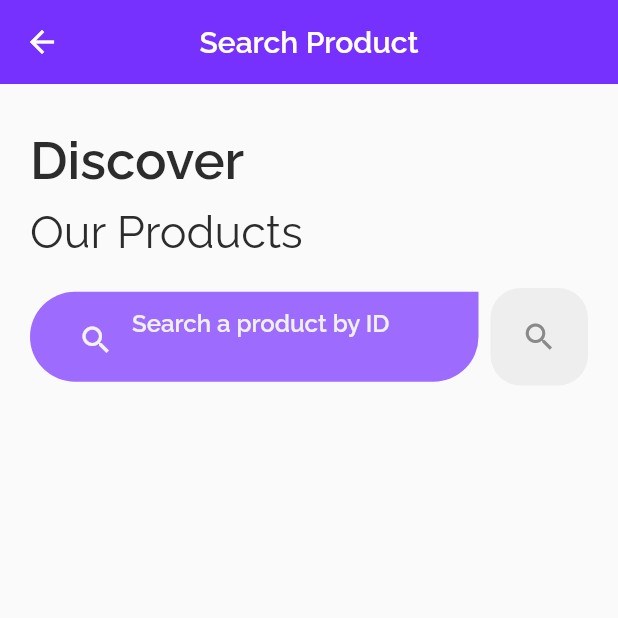
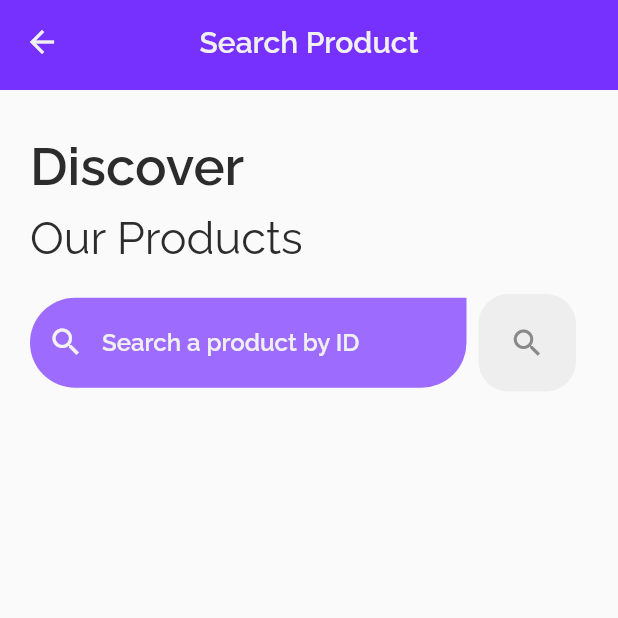
Before and after one commit to RenanLopesAlmeida/flutter_altf4_products, a Flutter app: the screen it shows after launch, after a tap on the "search" icon, on a phone screen of 412 x 824 dp, the top half of it. Run offline on Flutter 3.47's test engine with Material 2 defaults, Android fonts, the phone set to English and light mode, and no system bars; our stand-ins replace cloud_firestore, firebase_core, flutter_mobx, get_it, liquid_pull_to_refresh, mobx; accounts and stored records are empty; generated files the repository leaves out were written again.

Commit message:
hotfix: fix the image_url field issue (it was hiding text). hotfix: fix the reaction refresh on edit, delete and save a product. Code Refactor: inclusion of get it to provide a singleton information to app life cycle

```diff
--- a/lib/app/controllers/products/products_controller.dart
+++ b/lib/app/controllers/products/products_controller.dart
@@ -53,9 +53,9 @@ abstract class _ProductsControllerBase with Store {
     try {
       await _productsRepository.updateProduct(product);
       await fetchProducts();
-      final index =
-          _productsList.indexWhere((element) => element.id == product.id);
-      _productsList[index] = product;
+      // final index =
+      //     _productsList.indexWhere((element) => element.id == product.id);
+      // _productsList[index] = product;
     } catch (error) {
       print('Could not update product in product controller. ERROR: $error');
     }
--- a/lib/app/screens/edit_product/widgets/custom_formfield.dart
+++ b/lib/app/screens/edit_product/widgets/custom_formfield.dart
@@ -10,10 +10,10 @@ class CustomFormField extends StatelessWidget {
   @override
   Widget build(BuildContext context) {
     return Container(
-      height: 50,
+      height: 60,
       width: deviceSize.width,
       margin: const EdgeInsets.symmetric(horizontal: 20, vertical: 8),
-      padding: const EdgeInsets.only(left: 20),
+      padding: const EdgeInsets.only(left: 20, right: 15),
       decoration: BoxDecoration(
         color: CustomColors.white.withOpacity(0.6),
         borderRadius: BorderRadius.circular(20),
--- a/lib/app/screens/home/home_screen.dart
+++ b/lib/app/screens/home/home_screen.dart
@@ -8,10 +8,11 @@ import 'package:altf4_produtos/app/shared/widgets/appbar/custom_appbar.dart';
 import 'package:altf4_produtos/app/shared/widgets/custom_circular_progress.dart';
 import 'package:flutter/material.dart';
 import 'package:flutter_mobx/flutter_mobx.dart';
+import 'package:get_it/get_it.dart';
 
 class HomeScreen extends StatelessWidget {
   static final String routeName = '/home';
-  final _productsController = ProductsController();
+  final _productsController = GetIt.instance.get<ProductsController>();
 
   @override
   Widget build(BuildContext context) {
@@ -77,10 +78,10 @@ class HomeScreen extends StatelessWidget {
                   child: FutureBuilder(
                     future: _productsController.fetchProducts(),
                     builder: (context, snapshot) {
+                      if (snapshot.hasData) {
+                        return Observer(builder: (_) {
                           var productList = _productsController.productsList;
-                      if (snapshot.hasData) {
-                        return Container(
-                          child: Observer(builder: (_) {
+
                           return ListView.builder(
                             scrollDirection: Axis.horizontal,
                             physics: BouncingScrollPhysics(),
@@ -89,8 +90,7 @@ class HomeScreen extends StatelessWidget {
                               return ProductTile(product: productList[index]);
                             },
                           );
-                          }),
-                        );
+                        });
                       }
 
                       return Center(child: CustomCircularProgress());
--- a/lib/app/screens/home/widgets/custom_search_box.dart
+++ b/lib/app/screens/home/widgets/custom_search_box.dart
@@ -10,7 +10,7 @@ class CustomSearchBox extends StatelessWidget {
   @override
   Widget build(BuildContext context) {
     return Container(
-      padding: const EdgeInsets.all(20),
+      //padding: const EdgeInsets.fromLTRB(20, 20, 0, 25),
       height: 60,
       width: double.infinity,
       decoration: BoxDecoration(
@@ -21,7 +21,7 @@ class CustomSearchBox extends StatelessWidget {
           bottomRight: Radius.circular(30),
         ),
       ),
-      child: Center(child: child),
+      child: child,
     );
   }
 }
--- a/lib/app/screens/search_product/search_product_screen.dart
+++ b/lib/app/screens/search_product/search_product_screen.dart
@@ -1,6 +1,7 @@
 import 'package:altf4_produtos/app/controllers/products/products_controller.dart';
 import 'package:altf4_produtos/app/core/consts/app_colors_const.dart';
 import 'package:altf4_produtos/app/screens/home/widgets/custom_search_box.dart';
+import 'package:altf4_produtos/app/shared/widgets/appbar/back_appbar.dart';
 import 'package:altf4_produtos/app/shared/widgets/product_tile.dart';
 import 'package:altf4_produtos/app/shared/models/product_model.dart';
 import 'package:altf4_produtos/app/shared/widgets/custom_circular_progress.dart';
@@ -35,16 +36,9 @@ class _SearchProductScreenState extends State<SearchProductScreen> {
     final _deviceSize = MediaQuery.of(context).size;
 
     return Scaffold(
-      appBar: AppBar(
-        backgroundColor: CustomColors.headerGradient[1],
-        elevation: 0,
-        title: Text(
-          'Search Product',
-          style: TextStyle(
-            fontWeight: FontWeight.w600,
-          ),
-        ),
-        centerTitle: true,
+      appBar: PreferredSize(
+        preferredSize: Size(double.infinity, 60),
+        child: BackAppbar('Search Product'),
       ),
       body: Container(
         width: _deviceSize.width,
@@ -90,10 +84,11 @@ class _SearchProductScreenState extends State<SearchProductScreen> {
                               fontWeight: FontWeight.w600,
                             ),
                             decoration: InputDecoration(
+                              contentPadding: const EdgeInsets.all(20),
                               border: InputBorder.none,
                               hintText: 'Search a product by ID',
                               hintStyle: TextStyle(
-                                height: 0,
+                                height: 0.3,
                                 color: CustomColors.white,
                                 fontWeight: FontWeight.w600,
                               ),
@@ -114,6 +109,7 @@ class _SearchProductScreenState extends State<SearchProductScreen> {
                     CustomIconButton(
                       handleCallback: this._handleSearch,
                       containerSize: Size(65, 65),
+                      paperRadius: false,
                     ),
                   ],
                 ),
--- a/lib/app/shared/widgets/custom_icon_button.dart
+++ b/lib/app/shared/widgets/custom_icon_button.dart
@@ -5,13 +5,17 @@ class CustomIconButton extends StatelessWidget {
   final Function handleCallback;
   final IconData icon;
   final Color iconColor;
+  final Color containerColor;
   final Size containerSize;
+  final bool paperRadius;
 
   CustomIconButton({
     @required this.handleCallback,
     this.iconColor = CustomColors.darkGrey,
     this.icon = Icons.search,
     this.containerSize = const Size(50, 50),
+    this.containerColor = CustomColors.lightGrey,
+    this.paperRadius = true,
   });
 
   @override
@@ -19,12 +23,16 @@ class CustomIconButton extends StatelessWidget {
     return GestureDetector(
       onTap: handleCallback,
       child: Container(
+        margin: const EdgeInsets.symmetric(horizontal: 8),
         height: containerSize.width,
         width: containerSize.height,
-        margin: EdgeInsets.only(left: 8),
         decoration: BoxDecoration(
-          color: CustomColors.lightGrey.withOpacity(0.9),
-          borderRadius: BorderRadius.circular(20),
+          color: containerColor.withOpacity(0.9),
+          borderRadius: (paperRadius)
+              ? BorderRadius.only(
+                  topLeft: Radius.circular(30),
+                )
+              : BorderRadius.circular(20),
         ),
         child: Center(
           child: Icon(
--- a/lib/main.dart
+++ b/lib/main.dart
@@ -5,14 +5,17 @@ import 'package:altf4_produtos/app/screens/home/home_screen.dart';
 import 'package:altf4_produtos/app/screens/product_detail/product_detail_screen.dart';
 import 'package:altf4_produtos/app/screens/products_overview/products_overview_screen.dart';
 import 'package:altf4_produtos/app/screens/search_product/search_product_screen.dart';
-import 'package:altf4_produtos/app/shared/models/product_model.dart';
 import 'package:altf4_produtos/app/shared/widgets/custom_circular_progress.dart';
 import 'package:firebase_core/firebase_core.dart';
 import 'package:flutter/material.dart';
+import 'package:get_it/get_it.dart';
 
 void main() async {
   WidgetsFlutterBinding.ensureInitialized();
   await Firebase.initializeApp();
+
+  GetIt getIt = GetIt.instance;
+  getIt.registerSingleton<ProductsController>(ProductsController());
   runApp(MyApp());
 }
 
--- a/pubspec.yaml
+++ b/pubspec.yaml
@@ -29,6 +29,7 @@ dependencies:
   mobx:
   flutter_mobx:
   liquid_pull_to_refresh: ^2.0.0
+  get_it: ^4.0.4
 
 
   # The following adds the Cupertino Icons font to your application.
```
Also changed, not shown: lib/app/screens/edit_product/widgets/custom_form.dart (+5 -7 lines), lib/app/screens/product_detail/product_detail_screen.dart (+41 -7 lines), lib/app/screens/product_detail/widgets/product_info.dart (deleted, +0 -45 lines), lib/app/screens/products_overview/products_overview_screen.dart (+9 -7 lines), pubspec.lock. Lines whose indentation alone changed are shown as unchanged.
